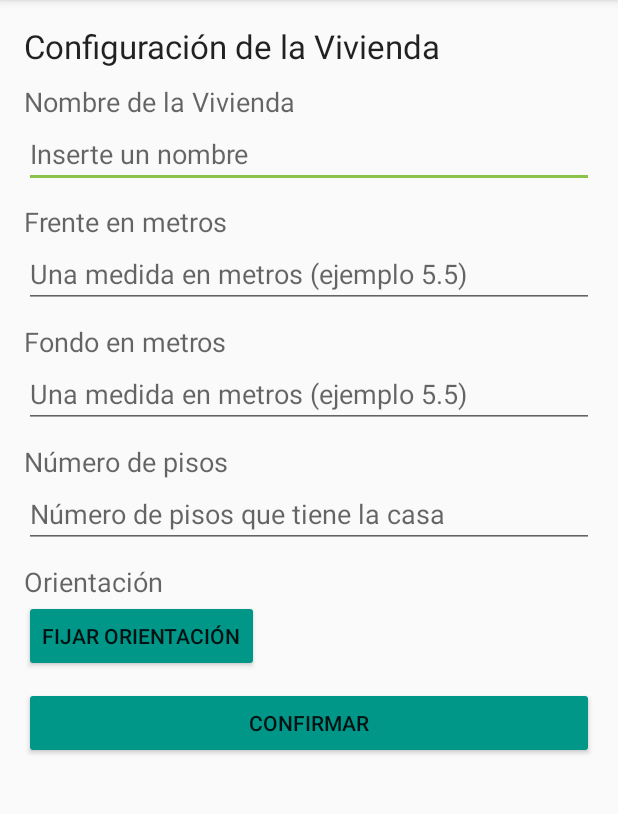
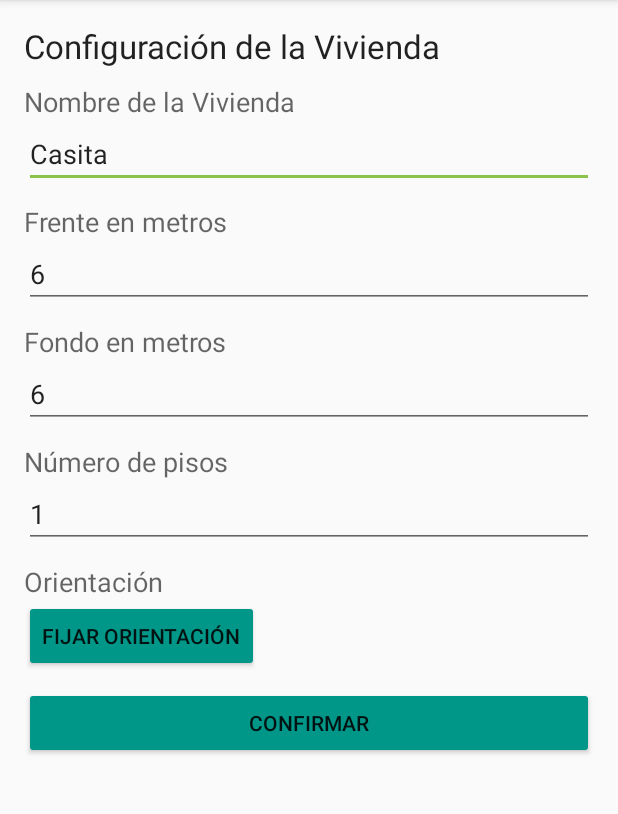
Before and after one commit to josemoncada87/CapdimaProApp, an Android app: the InitialHomeSettingsActivity screen opened directly, with no data from a screen before it, on a phone screen of 412 x 824 dp, the part 84-898 px from its top. Run offline under Robolectric (Android 15) with nearby library versions, the phone set to English and light mode, and no system bars.

Commit message:
correcciones generales

```diff
--- a/app/src/main/AndroidManifest.xml
+++ b/app/src/main/AndroidManifest.xml
@@ -2,7 +2,7 @@
 <manifest xmlns:android="http://schemas.android.com/apk/res/android"
     package="co.edu.icesi.gleo.capdimaproapp">
 
-    <uses-permission android:name="android.permission.INTERNET"></uses-permission>
+    <uses-permission android:name="android.permission.INTERNET" />
 
     <application
         android:allowBackup="true"
@@ -13,6 +13,7 @@
         <activity android:name=".activities.MainActivity">
             <intent-filter>
                 <action android:name="android.intent.action.MAIN" />
+
                 <category android:name="android.intent.category.LAUNCHER" />
             </intent-filter>
         </activity>
@@ -23,7 +24,8 @@
         <activity android:name=".activities.NeighborsDefinitionActivity" />
         <activity android:name=".activities.CreateSpacesActivity" />
         <activity android:name=".activities.FecadeSelectionActivity" />
-        <activity android:name=".activities.OpenHouseActivity"></activity>
+        <activity android:name=".activities.OpenHouseActivity" />
+        <activity android:name=".activities.AboutCapdima"></activity>
     </application>
 
 </manifest>
--- a/app/src/main/java/co/edu/icesi/gleo/capdimaproapp/activities/InitialHomeSettingsActivity.java
+++ b/app/src/main/java/co/edu/icesi/gleo/capdimaproapp/activities/InitialHomeSettingsActivity.java
@@ -1,7 +1,9 @@
 package co.edu.icesi.gleo.capdimaproapp.activities;
 
+import android.app.Activity;
 import android.content.Intent;
 import android.support.design.widget.Snackbar;
+import android.support.v7.app.AlertDialog;
 import android.support.v7.app.AppCompatActivity;
 import android.os.Bundle;
 import android.view.Menu;
@@ -19,23 +21,24 @@ public class InitialHomeSettingsActivity extends AppCompatActivity {
     private EditText frente;
     private EditText fondo;
     private EditText pisos;
+    private Activity activity;
 
     @Override
     protected void onCreate(Bundle savedInstanceState) {
         super.onCreate(savedInstanceState);
         setContentView(R.layout.activity_initial_home_settings);
+        activity = this;
+        setUpForm();
+        setUpButtons();
 
         // TODO: Remove on Release
-        Intent i = new Intent(this, NeighborsDefinitionActivity.class);
+        /*Intent i = new Intent(this, NeighborsDefinitionActivity.class);
         i.putExtra("nombre", "Casa de prueba");
         i.putExtra("frente", ""+5);
         i.putExtra("fondo", ""+10);
         i.putExtra("pisos", ""+1);
-        startActivity(i);
-        //
+        startActivity(i);*/
 
-        setUpForm();
-        setUpButtons();
     }
 
     private void setUpForm() {
@@ -46,19 +49,17 @@ public class InitialHomeSettingsActivity extends AppCompatActivity {
     }
 
     private void setUpButtons() {
-        Button confirmar =  (Button) findViewById(R.id.btn_init_home_set_confirm);
-        confirmar.setOnClickListener(new View.OnClickListener() {
+        Button btnConfirm =  (Button) findViewById(R.id.btn_init_home_set_confirm);
+        if (btnConfirm != null) {
+            btnConfirm.setOnClickListener(new View.OnClickListener() {
                         @Override
                         public void onClick(View v) {
-                        // TODO: validate form data
-
                             String homeName = nombre.getText().toString();
                             String homeFront = frente.getText().toString();
                             String homeDepth = fondo.getText().toString();
                             String homeLevels = pisos.getText().toString();
-
                             boolean complete = false;
-                        if(homeName!=null&&homeFront!=null&&homeDepth!=null&&homeLevels!=null) {
+                            if(homeName!=null && homeFront!=null && homeDepth!=null && homeLevels!=null) {
                                 if (!homeName.equals("") && !homeFront.equals("") && !homeDepth.equals("")  && !homeLevels.equals("") ) {
                                     Intent i = new Intent(getApplicationContext(), NeighborsDefinitionActivity.class);
                                     i.putExtra("nombre", homeName);
@@ -76,22 +77,32 @@ public class InitialHomeSettingsActivity extends AppCompatActivity {
                             }
                         }
                     });
+        }
 
-        Button orientar =  (Button) findViewById(R.id.btn_init_home_set_home_orient);
-        orientar.setOnClickListener(new View.OnClickListener() {
+        Button btnDefineOrientation =  (Button) findViewById(R.id.btn_init_home_set_home_orient);
+        if (btnDefineOrientation != null) {
+            btnDefineOrientation.setOnClickListener(new View.OnClickListener() {
                 @Override
                 public void onClick(View v) {
-                // TODO : determine home orientation
+                    Snackbar msn =  Snackbar.make(v, "Orientación definida", Snackbar.LENGTH_SHORT);
+                    msn.setActionTextColor(getResources().getColor(R.color.colorAccent));
+                    msn.show();
+                    //
+                    AlertDialog.Builder builder = new AlertDialog.Builder(activity);
+                    builder.setMessage("La orientación determina la posición del sol, para lograr la adecuada ubiquese frente al lote (por donde se entraría a la vivienda) y presione el botón como si estuviera tomando una foto.").setTitle("Advertencia");
+                    AlertDialog dialog = builder.create();
+                    dialog.show();
                 }
             });
         }
-
+    }
 
     @Override
     public boolean onOptionsItemSelected(MenuItem item) {
         switch(item.getItemId()){
             case R.id.basic_menu_plus_save_about:
-                // TODO:
+                Intent i = new Intent(getApplicationContext(), AboutCapdima.class);
+                startActivity(i);
                 break;
             case R.id.basic_menu_plus_save_exit:
                 finish();
@@ -100,7 +111,6 @@ public class InitialHomeSettingsActivity extends AppCompatActivity {
                 // TODO :
                 break;
         }
-
         return super.onOptionsItemSelected(item);
     }
 
--- a/app/src/main/java/co/edu/icesi/gleo/capdimaproapp/activities/SignupActivity.java
+++ b/app/src/main/java/co/edu/icesi/gleo/capdimaproapp/activities/SignupActivity.java
@@ -1,5 +1,6 @@
 package co.edu.icesi.gleo.capdimaproapp.activities;
 
+import android.content.Intent;
 import android.support.v7.app.AppCompatActivity;
 import android.os.Bundle;
 import android.view.Menu;
@@ -20,7 +21,8 @@ public class SignupActivity extends AppCompatActivity {
     public boolean onOptionsItemSelected(MenuItem item) {
         switch(item.getItemId()){
             case R.id.basic_menu_about:
-                // TODO:
+                Intent i = new Intent(getApplicationContext(), AboutCapdima.class);
+                startActivity(i);
                 break;
             case R.id.basic_menu_exit:
                 finish();
--- a/app/src/main/java/co/edu/icesi/gleo/capdimaproapp/views/NeighborsSelectionView.java
+++ b/app/src/main/java/co/edu/icesi/gleo/capdimaproapp/views/NeighborsSelectionView.java
@@ -102,8 +102,8 @@ public class NeighborsSelectionView extends View {
         }
 
         if(mx>ancho/3&& mx<(ancho/3)+(ancho/3) && my > (alto/3)+(alto/3) && my < alto){
-            hayVecino[ABAJO] = !hayVecino[ABAJO];
-            huboCambio =  true;
+           hayVecino[ABAJO] = !hayVecino[ABAJO];
+           huboCambio =  true;
         }
 
         if(huboCambio) {
--- a/app/src/main/res/layout/activity_initial_home_settings.xml
+++ b/app/src/main/res/layout/activity_initial_home_settings.xml
@@ -44,6 +44,7 @@
         android:layout_height="wrap_content"
         android:id="@+id/edt_init_home_set_home_name"
         android:hint="Inserte un nombre"
+        android:text="Casita"
         android:inputType="text"
         />
 
@@ -60,6 +61,8 @@
         android:layout_height="wrap_content"
         android:id="@+id/edt_init_home_set_home_front"
         android:hint="Una medida en metros (ejemplo 5.5)"
+        android:text="6"
+
         android:inputType="number"
         />
 
@@ -76,6 +79,7 @@
         android:layout_height="wrap_content"
         android:id="@+id/edt_init_home_set_home_depth"
         android:hint="Una medida en metros (ejemplo 5.5)"
+        android:text="6"
         android:inputType="number"
         />
 
@@ -93,6 +97,7 @@
             android:layout_height="wrap_content"
             android:id="@+id/edt_init_home_set_home_nlevels"
             android:hint="Número de pisos que tiene la casa"
+            android:text="1"
             android:inputType="number"
             />
 
--- a/build.gradle
+++ b/build.gradle
@@ -5,7 +5,7 @@ buildscript {
         jcenter()
     }
     dependencies {
-        classpath 'com.android.tools.build:gradle:2.2.2'
+        classpath 'com.android.tools.build:gradle:2.2.3'
 
         // NOTE: Do not place your application dependencies here; they belong
         // in the individual module build.gradle files
```
Also changed, not shown: app/src/main/java/co/edu/icesi/gleo/capdimaproapp/activities/AboutCapdima.java (added, +15 -0 lines), app/src/main/java/co/edu/icesi/gleo/capdimaproapp/activities/CreateSpacesActivity.java (+6 -1 lines), app/src/main/java/co/edu/icesi/gleo/capdimaproapp/activities/FecadeSelectionActivity.java (+11 -1 lines), app/src/main/java/co/edu/icesi/gleo/capdimaproapp/activities/LoginActivity.java (+4 -9 lines), app/src/main/java/co/edu/icesi/gleo/capdimaproapp/activities/MainActivity.java (+11 -4 lines), app/src/main/java/co/edu/icesi/gleo/capdimaproapp/activities/MainMenuActivity.java (+4 -11 lines), app/src/main/java/co/edu/icesi/gleo/capdimaproapp/activities/NeighborsDefinitionActivity.java (+5 -5 lines), app/src/main/java/co/edu/icesi/gleo/capdimaproapp/spaces/Space.java (+18 -7 lines), app/src/main/java/co/edu/icesi/gleo/capdimaproapp/spaces/SpaceView.java (added, +10 -0 lines), app/src/main/java/co/edu/icesi/gleo/capdimaproapp/views/CreateSpacesView.java (+22 -16 lines), app/src/main/res/layout/activity_about_capdima.xml (added, +13 -0 lines), app/src/main/res/layout/activity_fecade_selection.xml (+10 -8 lines). Lines whose indentation alone changed are shown as unchanged.
